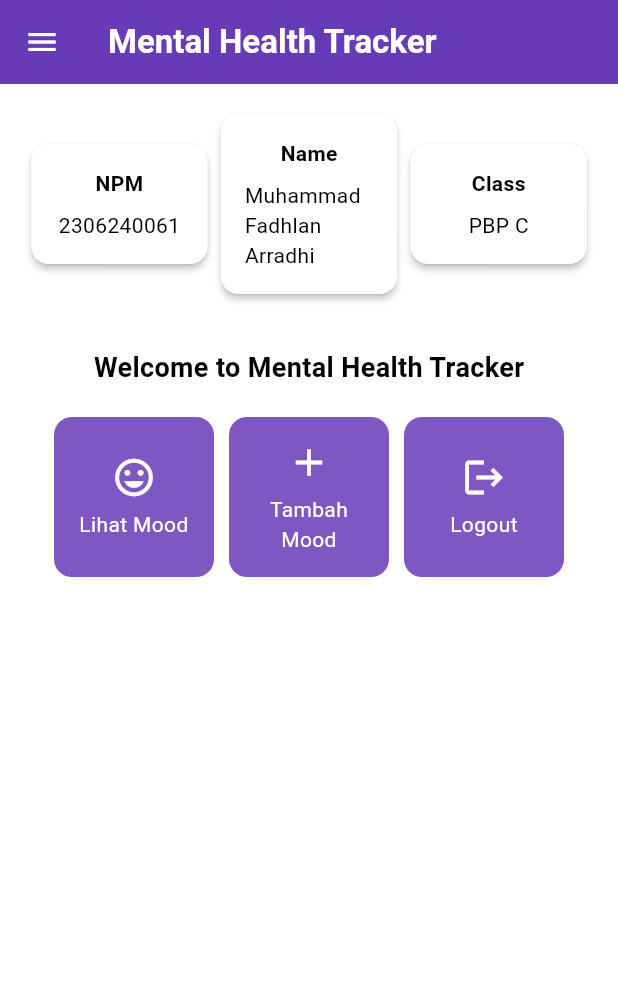
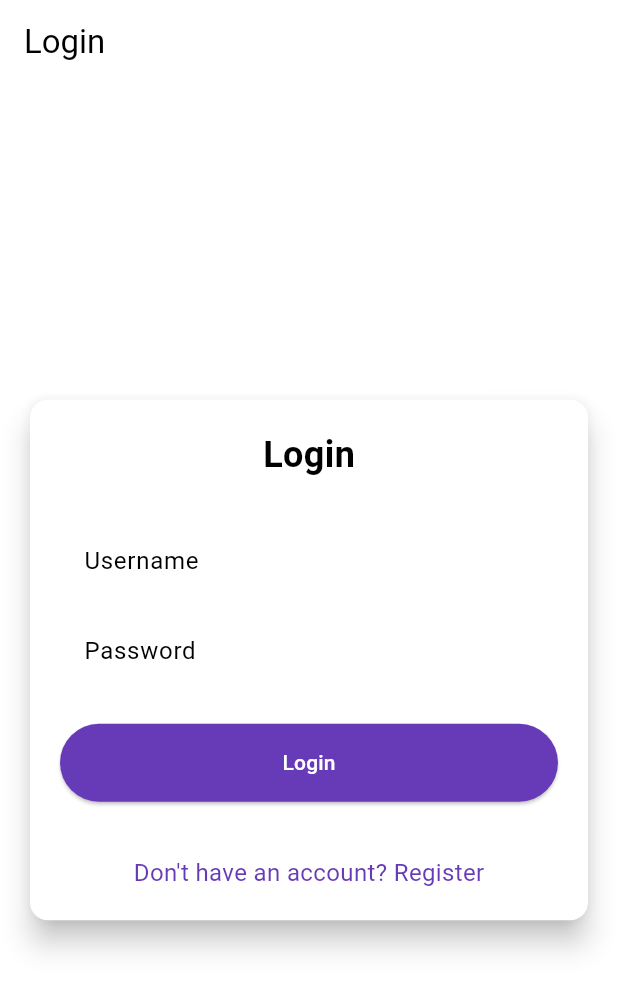
Before and after one commit to Arradhi/MentalHealthFlutter, a Flutter app: the screen it shows after launch, on a phone screen of 412 x 824 dp. Shown: the top 991 px of the screen. Run offline on Flutter 3.47's test engine with Material 3 defaults, Android fonts, the phone set to English and light mode, and no system bars; missing offline and left inert: pbp_django_auth.

Commit message:
tutorial 8

```diff
--- a/lib/main.dart
+++ b/lib/main.dart
@@ -1,5 +1,8 @@
 import 'package:flutter/material.dart';
 import 'package:mental_health_tracker/screens/menu.dart';
+import 'package:pbp_django_auth/pbp_django_auth.dart';
+import 'package:provider/provider.dart';
+import 'package:mental_health_tracker/screens/login.dart';
 
 void main() {
   runApp(const MyApp());
@@ -8,33 +11,23 @@ void main() {
 class MyApp extends StatelessWidget {
   const MyApp({super.key});
 
-  // This widget is the root of your application.
   @override
   Widget build(BuildContext context) {
-    return MaterialApp(
-      title: 'Flutter Demo',
-      theme: ThemeData(
-        // This is the theme of your application.
-        //
-        // TRY THIS: Try running your application with "flutter run". You'll see
-        // the application has a purple toolbar. Then, without quitting the app,
-        // try changing the seedColor in the colorScheme below to Colors.green
-        // and then invoke "hot reload" (save your changes or press the "hot
-        // reload" button in a Flutter-supported IDE, or press "r" if you used
-        // the command line to start the app).
-        //
-        // Notice that the counter didn't reset back to zero; the application
-        // state is not lost during the reload. To reset the state, use hot
-        // restart instead.
-        //
-        // This works for code too, not just values: Most code changes can be
-        // tested with just a hot reload.
-      colorScheme: ColorScheme.fromSwatch(
-      primarySwatch: Colors.deepPurple,
- ).copyWith(secondary: Colors.deepPurple[400]),
-        useMaterial3: true,
+    return Provider(
+      create: (_) {
+        CookieRequest request = CookieRequest();
+        return request;
+      },
+      child: MaterialApp(
+        title: 'Mental Health Tracker',
+        theme: ThemeData(
+          useMaterial3: true,
+          colorScheme: ColorScheme.fromSwatch(
+            primarySwatch: Colors.deepPurple,
+          ).copyWith(secondary: Colors.deepPurple[400]),
+        ),
+        home: const LoginPage(),
       ),
-      home: MyHomePage(),
     );
   }
 }
--- /dev/null
+++ b/lib/screens/login.dart
@@ -0,0 +1,171 @@
+import 'package:mental_health_tracker/screens/menu.dart';
+import 'package:flutter/material.dart';
+import 'package:pbp_django_auth/pbp_django_auth.dart';
+import 'package:provider/provider.dart';
+import 'package:mental_health_tracker/screens/register.dart';
+void main() {
+  runApp(const LoginApp());
+}
+class LoginApp extends StatelessWidget {
+  const LoginApp({super.key});
+  @override
+  Widget build(BuildContext context) {
+    return MaterialApp(
+      title: 'Login',
+      theme: ThemeData(
+        useMaterial3: true,
+        colorScheme: ColorScheme.fromSwatch(
+          primarySwatch: Colors.deepPurple,
+        ).copyWith(secondary: Colors.deepPurple[400]),
+      ),
+      home: const LoginPage(),
+    );
+  }
+}
+class LoginPage extends StatefulWidget {
+  const LoginPage({super.key});
+  @override
+  State<LoginPage> createState() => _LoginPageState();
+}
+class _LoginPageState extends State<LoginPage> {
+  final TextEditingController _usernameController = TextEditingController();
+  final TextEditingController _passwordController = TextEditingController();
+  @override
+  Widget build(BuildContext context) {
+    final request = context.watch<CookieRequest>();
+    return Scaffold(
+      appBar: AppBar(
+        title: const Text('Login'),
+      ),
+      body: Center(
+        child: SingleChildScrollView(
+          padding: const EdgeInsets.all(16.0),
+          child: Card(
+            elevation: 8,
+            shape: RoundedRectangleBorder(
+              borderRadius: BorderRadius.circular(12.0),
+            ),
+            child: Padding(
+              padding: const EdgeInsets.all(20.0),
+              child: Column(
+                mainAxisSize: MainAxisSize.min,
+                children: [
+                  const Text(
+                    'Login',
+                    style: TextStyle(
+                      fontSize: 24.0,
+                      fontWeight: FontWeight.bold,
+                    ),
+                  ),
+                  const SizedBox(height: 30.0),
+                  TextField(
+                    controller: _usernameController,
+                    decoration: const InputDecoration(
+                      labelText: 'Username',
+                      hintText: 'Enter your username',
+                      border: OutlineInputBorder(
+                        borderRadius: BorderRadius.all(Radius.circular(12.0)),
+                      ),
+                      contentPadding:
+                          EdgeInsets.symmetric(horizontal: 12.0, vertical: 8.0),
+                    ),
+                  ),
+                  const SizedBox(height: 12.0),
+                  TextField(
+                    controller: _passwordController,
+                    decoration: const InputDecoration(
+                      labelText: 'Password',
+                      hintText: 'Enter your password',
+                      border: OutlineInputBorder(
+                        borderRadius: BorderRadius.all(Radius.circular(12.0)),
+                      ),
+                      contentPadding:
+                          EdgeInsets.symmetric(horizontal: 12.0, vertical: 8.0),
+                    ),
+                    obscureText: true,
+                  ),
+                  const SizedBox(height: 24.0),
+                  ElevatedButton(
+                    onPressed: () async {
+                      String username = _usernameController.text;
+                      String password = _passwordController.text;
+                      // Cek kredensial
+                      // TODO: Ganti URL dan jangan lupa tambahkan trailing slash (/) di akhir URL!
+                      // Untuk menyambungkan Android emulator dengan Django pada localhost,
+                      // gunakan URL http://10.0.2.2/
+                      final response = await request
+                          .login("http://127.0.0.1:8000/auth/login/", {
+                        'username': username,
+                        'password': password,
+                      });
+                      if (request.loggedIn) {
+                        String message = response['message'];
+                        String uname = response['username'];
+                        if (context.mounted) {
+                          Navigator.pushReplacement(
+                            context,
+                            MaterialPageRoute(
+                                builder: (context) => MyHomePage()),
+                          );
+                          ScaffoldMessenger.of(context)
+                            ..hideCurrentSnackBar()
+                            ..showSnackBar(
+                              SnackBar(
+                                  content:
+                                      Text("$message Selamat datang, $uname.")),
+                            );
+                        }
+                      } else {
+                        if (context.mounted) {
+                          showDialog(
+                            context: context,
+                            builder: (context) => AlertDialog(
+                              title: const Text('Login Gagal'),
+                              content: Text(response['message']),
+                              actions: [
+                                TextButton(
+                                  child: const Text('OK'),
+                                  onPressed: () {
+                                    Navigator.pop(context);
+                                  },
+                                ),
+                              ],
+                            ),
+                          );
+                        }
+                      }
+                    },
+                    style: ElevatedButton.styleFrom(
+                      foregroundColor: Colors.white,
+                      minimumSize: Size(double.infinity, 50),
+                      backgroundColor: Theme.of(context).colorScheme.primary,
+                      padding: const EdgeInsets.symmetric(vertical: 16.0),
+                    ),
+                    child: const Text('Login'),
+                  ),
+                  const SizedBox(height: 36.0),
+                  GestureDetector(
+                    onTap: () {
+                      Navigator.push(
+                        context,
+                        MaterialPageRoute(
+                            builder: (context) => const RegisterPage()),
+                      );
+                    },
+                    child: Text(
+                      'Don\'t have an account? Register',
+                      style: TextStyle(
+                        color: Theme.of(context).colorScheme.primary,
+                        fontSize: 16.0,
+                      ),
+                    ),
+                  ),
+                ],
+              ),
+            ),
+          ),
+        ),
+      ),
+    );
+  }
+}
--- a/pubspec.yaml
+++ b/pubspec.yaml
@@ -35,6 +35,8 @@ dependencies:
   # The following adds the Cupertino Icons font to your application.
   # Use with the CupertinoIcons class for iOS style icons.
   cupertino_icons: ^1.0.8
+  provider: ^6.1.2
+  pbp_django_auth: ^0.4.0
 
 dev_dependencies:
   flutter_test:
```
Also changed, not shown: lib/models/mood_entry.dart (added, +65 -0 lines), lib/screens/list_moodentry.dart (added, +84 -0 lines), lib/screens/moodentry_form.dart (+35 -31 lines), lib/widgets/left_drawer.dart (+16 -3 lines), lib/widgets/mood_card.dart (+36 -3 lines), pubspec.lock, 2 other files.
